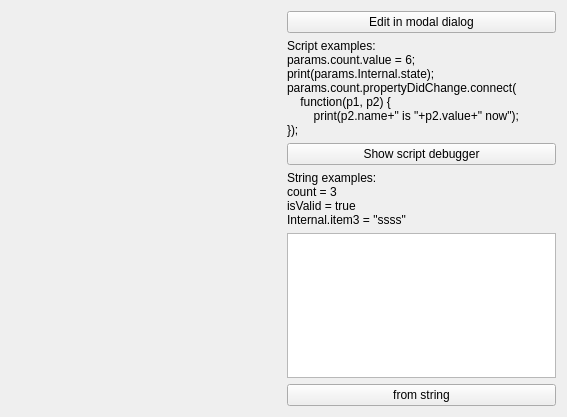
Qt form Demo/MainWindow.ui (qtinuum/QtnProperty) before a commit.
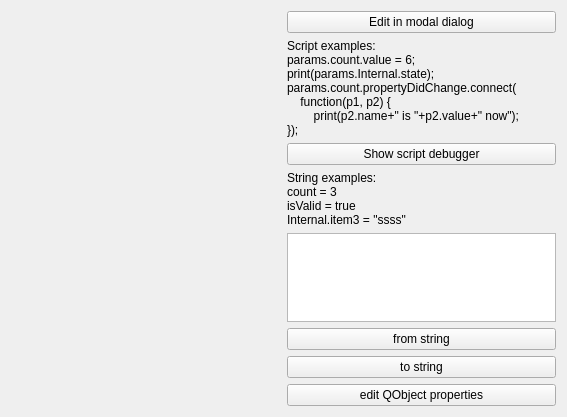
The same form after that commit. Custom widgets are drawn as their Qt base class.

Commit message: add editing of QButton and QEdit by properties in Demo app some minor stuff

```diff
--- a/Demo/MainWindow.ui
+++ b/Demo/MainWindow.ui
@@ -110,6 +110,20 @@
         </property>
        </widget>
       </item>
+      <item>
+       <widget class="QPushButton" name="pushButton_3">
+        <property name="text">
+         <string>to string</string>
+        </property>
+       </widget>
+      </item>
+      <item>
+       <widget class="QPushButton" name="pushButton_2">
+        <property name="text">
+         <string>edit QObject properties</string>
+        </property>
+       </widget>
+      </item>
       <item>
        <spacer name="verticalSpacer">
         <property name="orientation">
```
The commit also changes 8 other files.
